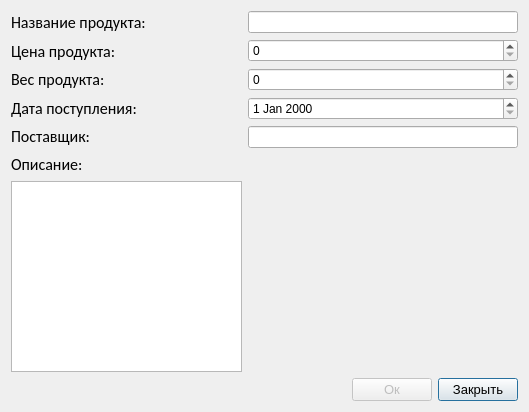
Above: src/addline.ui from spaceUSSR/storage before the change. Below: the same form after it.
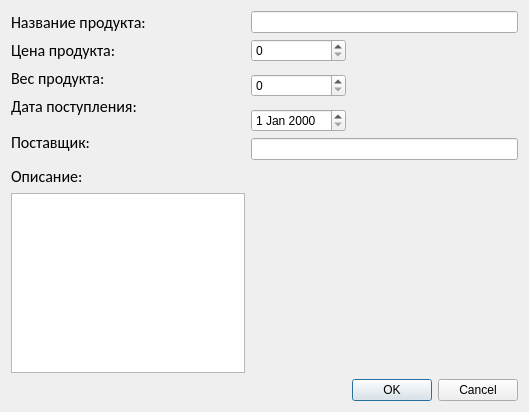
That is the form after the change.

Patch:
```diff
--- a/src/addline.ui
+++ b/src/addline.ui
@@ -13,10 +13,8 @@
   <property name="windowTitle">
    <string>Добавить</string>
   </property>
-  <layout class="QGridLayout" name="gridLayout_2">
+  <layout class="QGridLayout" name="gridLayout">
    <item row="0" column="0">
-    <layout class="QVBoxLayout" name="verticalLayout">
-     <item>
       <widget class="QLabel" name="nameLabel">
        <property name="font">
         <font>
@@ -29,7 +27,14 @@
        </property>
       </widget>
      </item>
-     <item>
+   <item row="0" column="1" colspan="2">
+    <widget class="QLineEdit" name="nameEdit">
+     <property name="maxLength">
+      <number>30</number>
+     </property>
+    </widget>
+   </item>
+   <item row="1" column="0">
       <widget class="QLabel" name="priceLabel">
        <property name="font">
         <font>
@@ -42,7 +47,14 @@
        </property>
       </widget>
      </item>
-     <item>
+   <item row="1" column="1">
+    <widget class="QSpinBox" name="priceSpinBox">
+     <property name="maximum">
+      <number>1000000000</number>
+     </property>
+    </widget>
+   </item>
+   <item row="2" column="0">
       <widget class="QLabel" name="weightLabel">
        <property name="font">
         <font>
@@ -55,7 +67,14 @@
        </property>
       </widget>
      </item>
-     <item>
+   <item row="2" column="1" rowspan="2">
+    <widget class="QSpinBox" name="weightSpinBox">
+     <property name="maximum">
+      <number>1000000000</number>
+     </property>
+    </widget>
+   </item>
+   <item row="3" column="0" rowspan="2">
       <widget class="QLabel" name="datetLabel">
        <property name="font">
         <font>
@@ -68,7 +87,10 @@
        </property>
       </widget>
      </item>
-     <item>
+   <item row="4" column="1" rowspan="2">
+    <widget class="QDateEdit" name="dateEdit"/>
+   </item>
+   <item row="5" column="0" rowspan="2">
       <widget class="QLabel" name="providertLabel">
        <property name="font">
         <font>
@@ -81,44 +103,14 @@
        </property>
       </widget>
      </item>
-    </layout>
-   </item>
-   <item row="0" column="1">
-    <layout class="QVBoxLayout" name="verticalLayout_2">
-     <item>
-      <widget class="QLineEdit" name="nameEdit">
-       <property name="maxLength">
-        <number>30</number>
-       </property>
-      </widget>
-     </item>
-     <item>
-      <widget class="QSpinBox" name="priceSpinBox">
-       <property name="maximum">
-        <number>1000000000</number>
-       </property>
-      </widget>
-     </item>
-     <item>
-      <widget class="QSpinBox" name="weightSpinBox">
-       <property name="maximum">
-        <number>1000000000</number>
-       </property>
-      </widget>
-     </item>
-     <item>
-      <widget class="QDateEdit" name="dateEdit"/>
-     </item>
-     <item>
+   <item row="6" column="1" colspan="2">
       <widget class="QLineEdit" name="providerEdit">
        <property name="maxLength">
         <number>30</number>
        </property>
       </widget>
      </item>
-    </layout>
-   </item>
-   <item row="1" column="0">
+   <item row="7" column="0">
     <widget class="QLabel" name="providertLabel_2">
      <property name="font">
       <font>
@@ -131,10 +123,10 @@
      </property>
     </widget>
    </item>
-   <item row="2" column="0">
+   <item row="8" column="0">
     <widget class="QPlainTextEdit" name="plainTextEdit"/>
    </item>
-   <item row="2" column="1">
+   <item row="8" column="1">
     <spacer name="verticalSpacer">
      <property name="orientation">
       <enum>Qt::Vertical</enum>
@@ -147,51 +139,12 @@
      </property>
     </spacer>
    </item>
-   <item row="3" column="1">
-    <layout class="QGridLayout" name="gridLayout">
-     <item row="0" column="2">
-      <widget class="QPushButton" name="closeButton">
-       <property name="font">
-        <font>
-         <family>Arial</family>
-         <pointsize>10</pointsize>
-        </font>
-       </property>
-       <property name="text">
-        <string>Закрыть</string>
-       </property>
-      </widget>
-     </item>
-     <item row="0" column="0">
-      <spacer name="horizontalSpacer">
-       <property name="orientation">
-        <enum>Qt::Horizontal</enum>
-       </property>
-       <property name="sizeHint" stdset="0">
-        <size>
-         <width>128</width>
-         <height>20</height>
-        </size>
-       </property>
-      </spacer>
-     </item>
-     <item row="0" column="1">
-      <widget class="QPushButton" name="okButton">
-       <property name="enabled">
-        <bool>false</bool>
-       </property>
-       <property name="font">
-        <font>
-         <family>Arial</family>
-         <pointsize>10</pointsize>
-        </font>
-       </property>
-       <property name="text">
-        <string>Ок</string>
-       </property>
-      </widget>
-     </item>
-    </layout>
+   <item row="9" column="2">
+    <widget class="QDialogButtonBox" name="buttonBox">
+     <property name="standardButtons">
+      <set>QDialogButtonBox::Cancel|QDialogButtonBox::Ok</set>
+     </property>
+    </widget>
    </item>
   </layout>
  </widget>
```
Left out of the diff: 6 changed lines with no effect on the pictures. Lines whose indentation alone changed are shown as unchanged.
